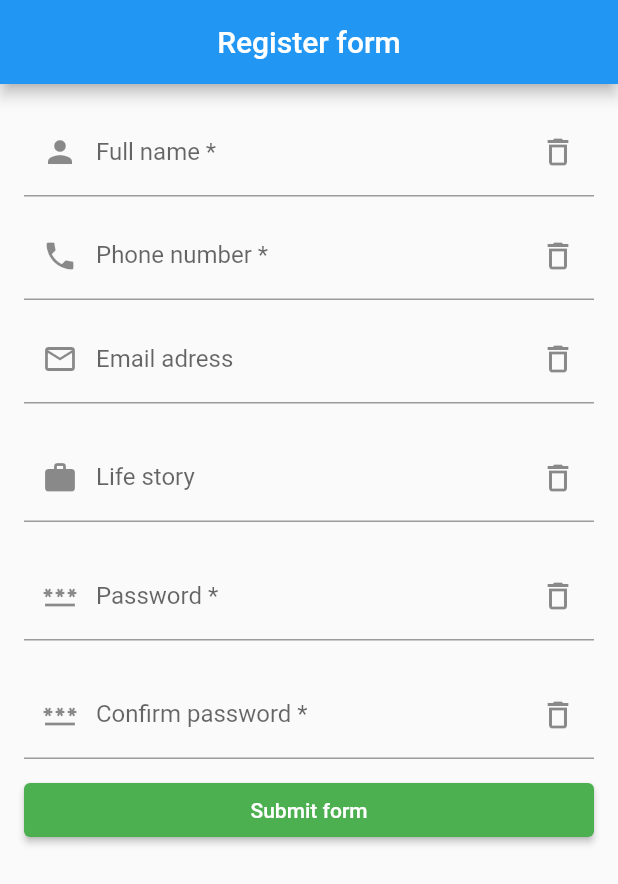
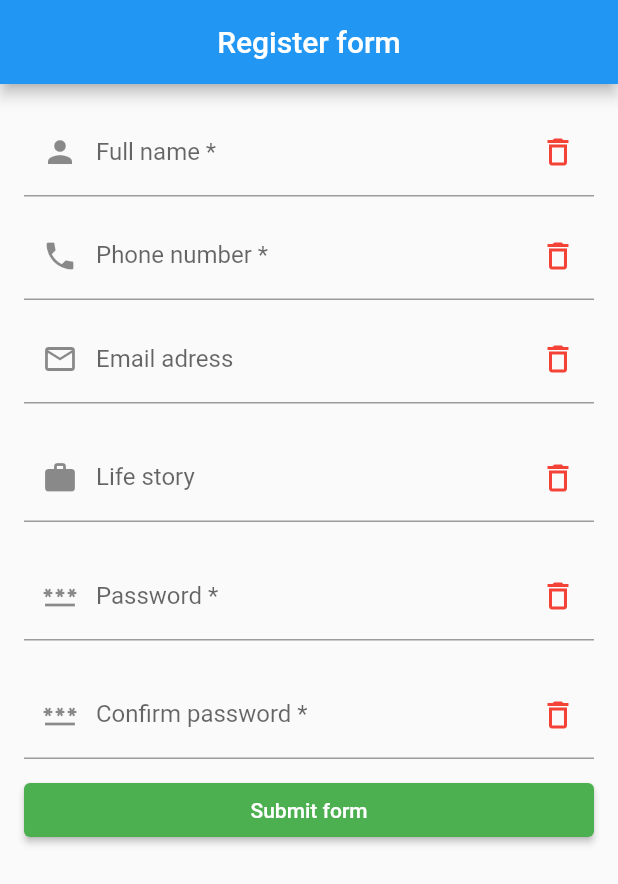
Before and after one commit to GarifullinII/flutter_form, a Flutter app: the screen it shows after launch, on a phone screen of 412 x 824 dp. Shown: the top 884 px of the screen. Run offline on Flutter 3.47's test engine with Material 2 defaults, Android fonts, the phone set to English and light mode, and no system bars.

Commit message:
added color: Colors.red

```diff
--- a/lib/pages/register_form_page.dart
+++ b/lib/pages/register_form_page.dart
@@ -26,6 +26,7 @@ class _RegisterFormPageState extends State<RegisterFormPage> {
               ), // префиксная иконка
               suffixIcon: Icon(
                 Icons.delete_outline,
+                color: Colors.red,
               ), // редактирование поля, удаление
             ),
           ),
@@ -42,6 +43,7 @@ class _RegisterFormPageState extends State<RegisterFormPage> {
               ),
               suffixIcon: Icon(
                 Icons.delete_outline,
+                color: Colors.red,
               ),
             ),
           ),
@@ -57,6 +59,7 @@ class _RegisterFormPageState extends State<RegisterFormPage> {
               ),
               suffixIcon: Icon(
                 Icons.delete_outline,
+                color: Colors.red,
               ),
             ),
           ),
@@ -72,6 +75,7 @@ class _RegisterFormPageState extends State<RegisterFormPage> {
                 ),
                 suffixIcon: Icon(
                   Icons.delete_outline,
+                  color: Colors.red,
                 )),
           ),
           SizedBox(
@@ -85,6 +89,7 @@ class _RegisterFormPageState extends State<RegisterFormPage> {
               ),
               suffixIcon: Icon(
                 Icons.delete_outline,
+                color: Colors.red,
               ),
             ),
           ),
@@ -100,6 +105,7 @@ class _RegisterFormPageState extends State<RegisterFormPage> {
               ),
               suffixIcon: Icon(
                 Icons.delete_outline,
+                color: Colors.red,
               ),
             ),
           ),
```
